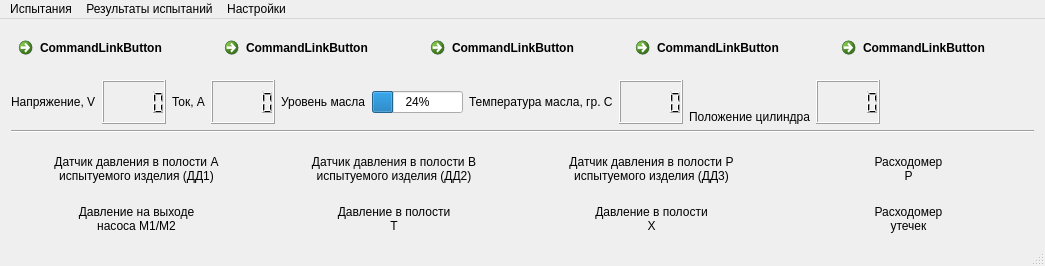
The window that mainwindow.ui (firef0xff/SSHGS01) describes before a commit, drawn with Qt 5.
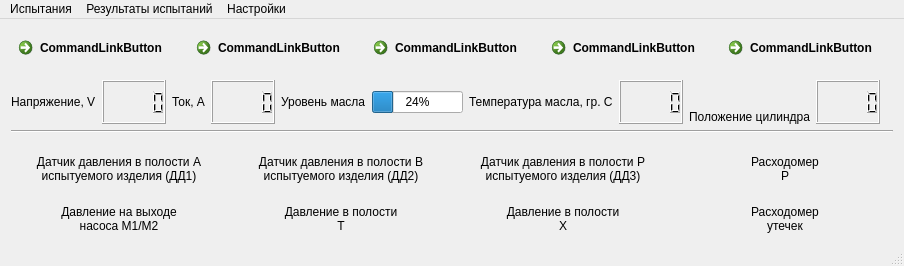
The same window after the commit.

The edit to the form file:
```diff
--- a/mainwindow.ui
+++ b/mainwindow.ui
@@ -6,7 +6,7 @@
    <rect>
     <x>0</x>
     <y>0</y>
-    <width>1045</width>
+    <width>904</width>
     <height>266</height>
    </rect>
   </property>
@@ -31,9 +31,6 @@
   <property name="windowTitle">
    <string>Испытательный стенд</string>
   </property>
-  <property name="documentMode">
-   <bool>false</bool>
-  </property>
   <widget class="QWidget" name="centralWidget">
    <property name="contextMenuPolicy">
     <enum>Qt::NoContextMenu</enum>
@@ -388,8 +385,8 @@
     <rect>
      <x>0</x>
      <y>0</y>
-     <width>1045</width>
-     <height>26</height>
+     <width>904</width>
+     <height>21</height>
     </rect>
    </property>
    <widget class="QMenu" name="menu">
```
